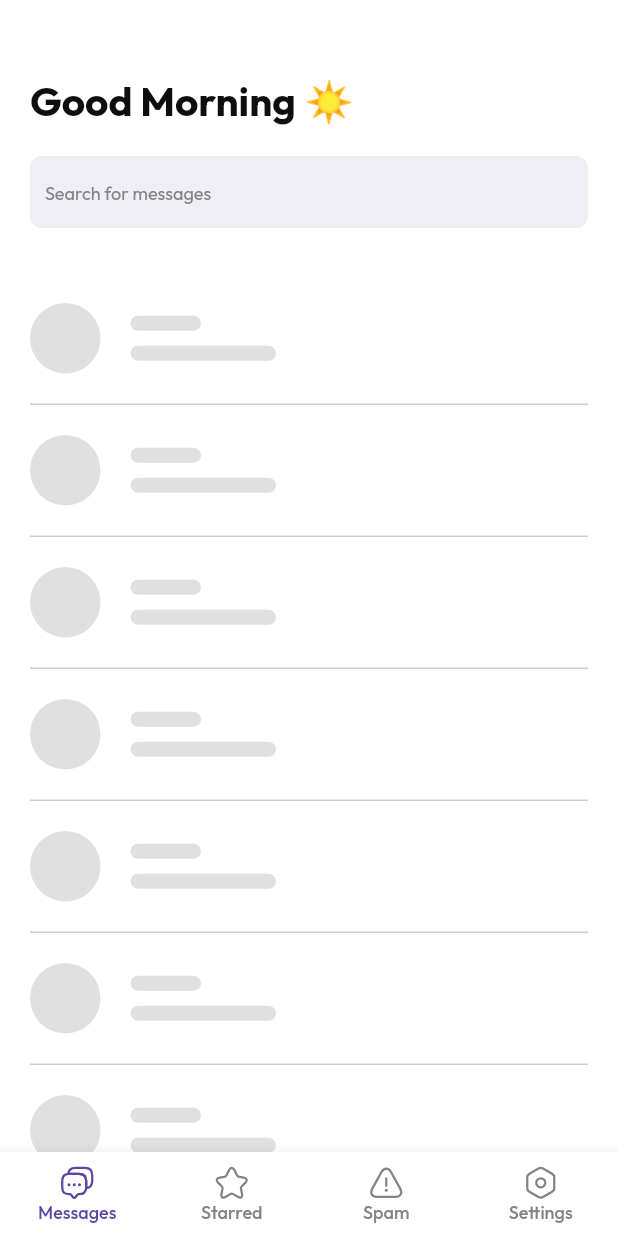
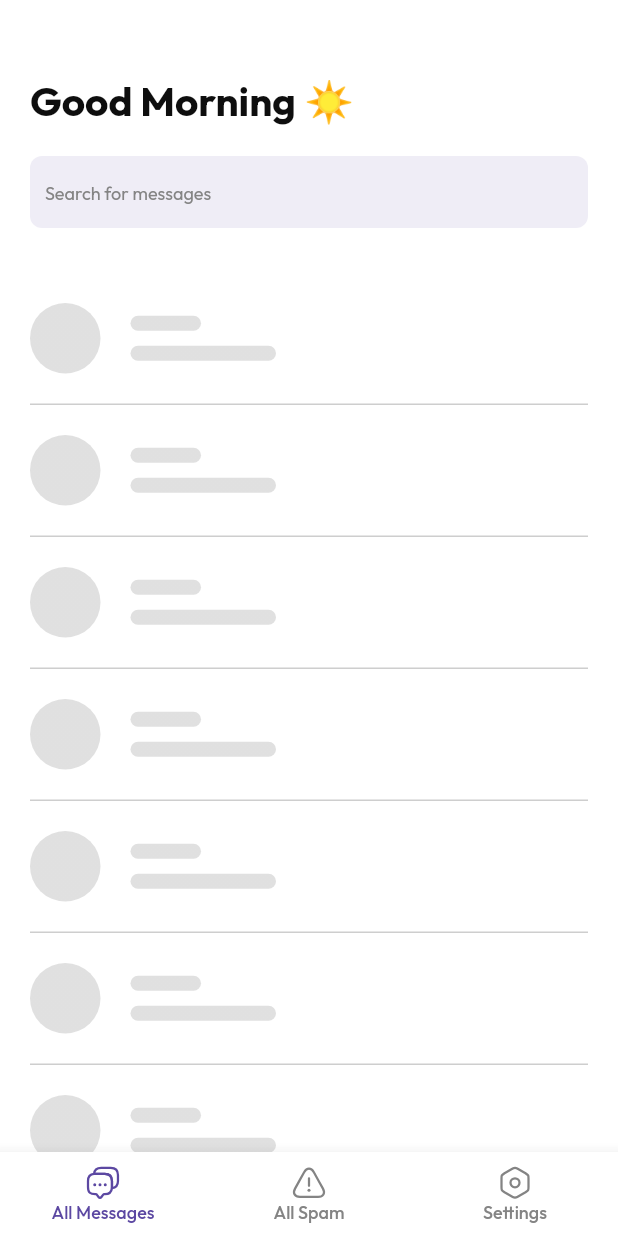
Before and after one commit to Goodness815/mobile-spam-messages, a Flutter app: the BaseBottomNavigation screen opened directly, on a phone screen of 412 x 824 dp. Run offline on Flutter 3.47's test engine with Material 2 defaults, Android fonts, the phone set to English and light mode, and no system bars; drawn by our look-alikes of shimmer; our stand-ins replace flutter_native_splash, flutter_svg, google_fonts, permission_handler, shared_preferences; missing offline and left inert: telephony; accounts and stored records are empty.

Commit message:
spam messages fixed

```diff
--- a/lib/navigation/navigation.dart
+++ b/lib/navigation/navigation.dart
@@ -31,7 +31,7 @@ class _BaseBottomNavigationState extends State<BaseBottomNavigation> {
 
   final List<Widget> _pages = [
     MessagesScreen(),
-    StarredScreen(),
+    // StarredScreen(),
     SpamScreen(),
     settingsScreen(),
   ];
@@ -61,23 +61,23 @@ class _BaseBottomNavigationState extends State<BaseBottomNavigation> {
             _selectedIndex,
             0,
           ),
-          _bottomNavItem(
-            AppIcons.starred,
-            AppStrings.starred,
-            _selectedIndex,
-            1,
-          ),
+          // _bottomNavItem(
+          //   AppIcons.starred,
+          //   AppStrings.starred,
+          //   _selectedIndex,
+          //   1,
+          // ),
           _bottomNavItem(
             AppIcons.spam,
             AppStrings.spam,
             _selectedIndex,
-            2,
+            1,
           ),
           _bottomNavItem(
             AppIcons.settings,
             AppStrings.settings,
             _selectedIndex,
-            3,
+            2,
           ),
         ],
       ),
--- a/lib/shared/constants/app_strings.dart
+++ b/lib/shared/constants/app_strings.dart
@@ -1,6 +1,6 @@
 mixin AppStrings {
-  static const String messages = 'Messages';
+  static const String messages = 'All Messages';
   static const String starred = 'Starred';
-  static const String spam = 'Spam';
+  static const String spam = 'All Spam';
   static const String settings = 'Settings';
 }
```
Also changed, not shown: lib/spam/spam.dart (+80 -28 lines).
